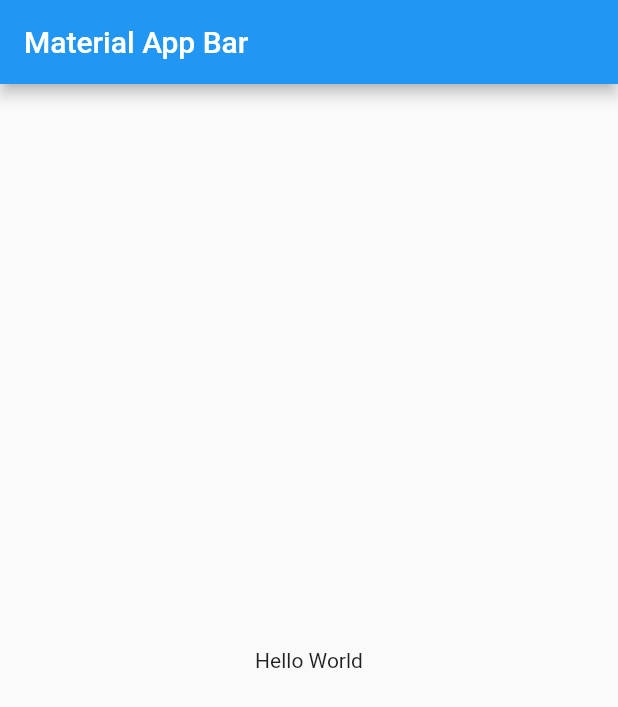
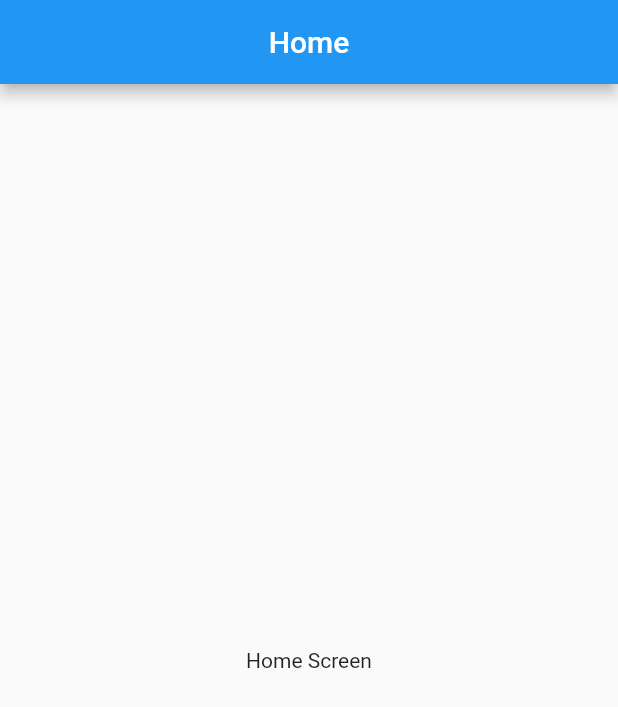
Before and after one commit to JeancarlosCarvajal/Aplicacion-de-Pruebas-para-Enviar-Notificaciones-reales-a-usuarios-objetivo-o-a-todos, a Flutter app: the screen it shows after launch, on a phone screen of 412 x 824 dp. Shown: the top 707 px of the screen. Run offline on Flutter 3.47's test engine with Material 2 defaults, Android fonts, the phone set to English and light mode, and no system bars.

Commit message:
Pasntallas Home y Mensajes Listas

```diff
--- a/lib/main.dart
+++ b/lib/main.dart
@@ -1,22 +1,21 @@
 import 'package:flutter/material.dart';
+import 'package:notificaciones/screens/screens.dart';
 
-void main() => runApp(MyApp());
+void main() => runApp(const MyApp());
 
 class MyApp extends StatelessWidget {
+  const MyApp({Key? key}) : super(key: key);
+
   @override
   Widget build(BuildContext context) {
     return MaterialApp(
+      debugShowCheckedModeBanner: false,
       title: 'Material App',
-      home: Scaffold(
-        appBar: AppBar(
-          title: Text('Material App Bar'),
-        ),
-        body: Center(
-          child: Container(
-            child: Text('Hello World'),
-          ),
-        ),
-      ),
+      initialRoute: 'home',
+      routes: {
+        'home' : ( _ ) => const HomeScreen(),
+        'message' : ( _ ) => const MessageScreen(),
+      },
     );
   }
 }
--- /dev/null
+++ b/lib/screens/home_screen.dart
@@ -0,0 +1,18 @@
+import 'package:flutter/material.dart';
+
+class HomeScreen extends StatelessWidget {
+
+  const HomeScreen({Key? key}) : super(key: key);
+
+  @override
+  Widget build(BuildContext context) {
+    return Scaffold(
+      appBar: AppBar(
+        title: const Center(child: Text('Home')),
+      ),
+      body: const Center(
+         child: Text('Home Screen'),
+      ),
+    );
+  }
+}
--- /dev/null
+++ b/lib/screens/screens.dart
@@ -0,0 +1,4 @@
+
+
+export 'package:notificaciones/screens/home_screen.dart';
+export 'package:notificaciones/screens/message_screen.dart';
```
Also changed, not shown: lib/screens/message_screen.dart (added, +18 -0 lines), 9 other files.
